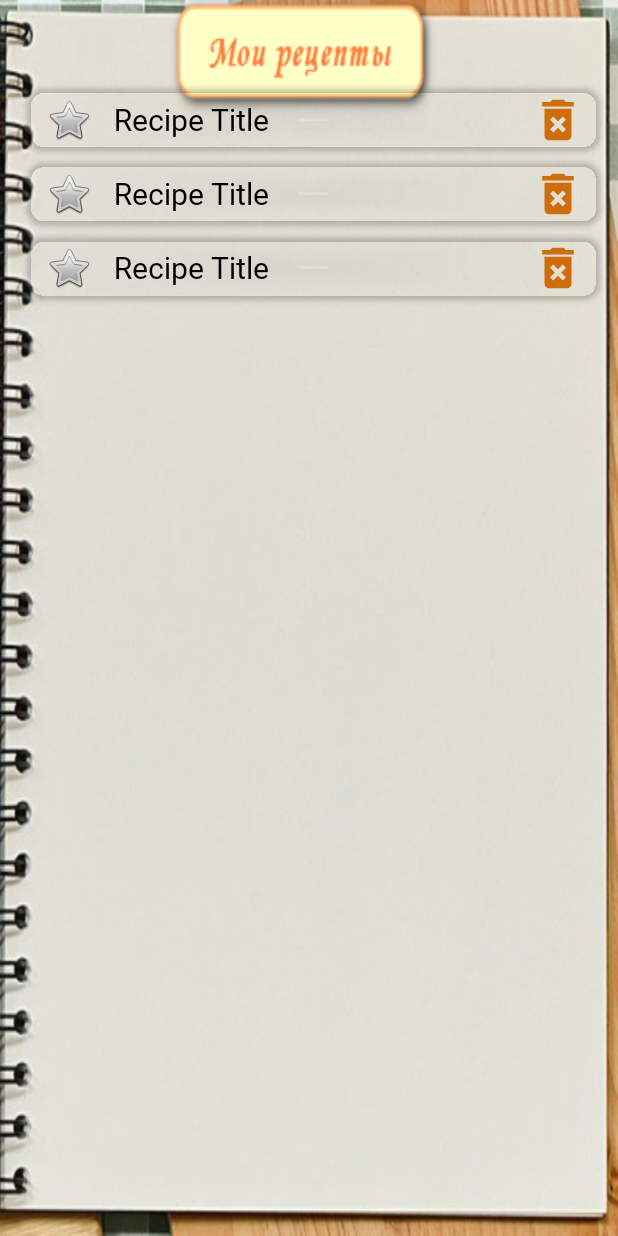
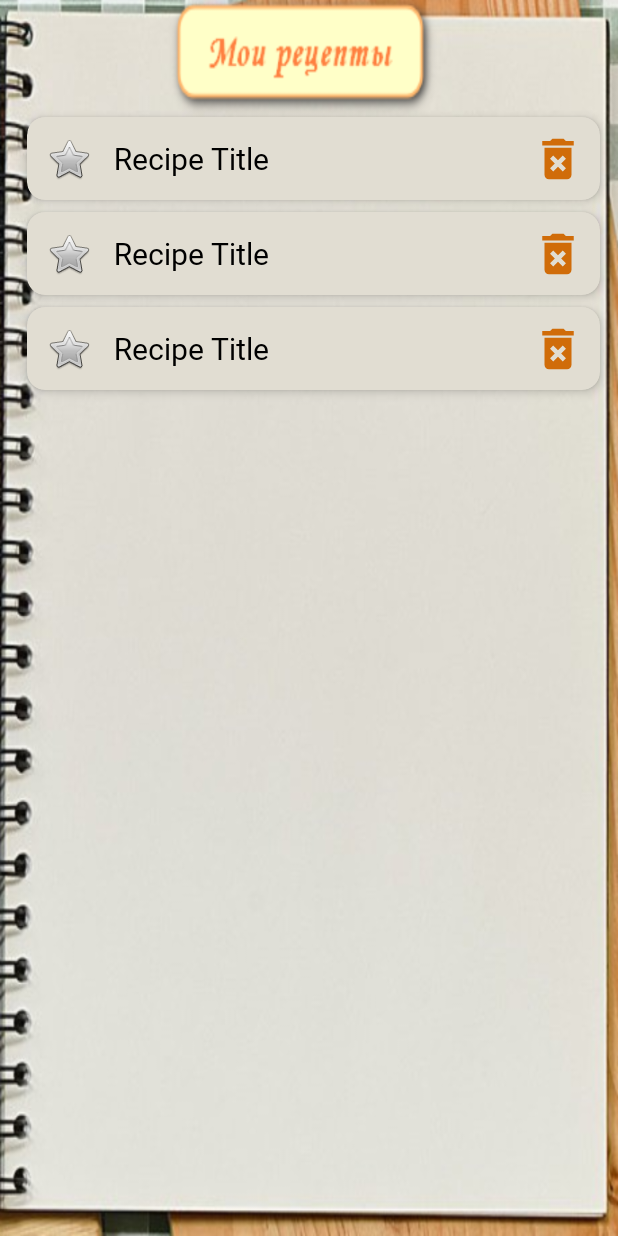
Before and after one commit to Cha1000000/DoughCalculator, an Android app: the layout fragment_recipes_list.xml on its own in the app's theme, with its tools: preview values and no code run, on a phone screen of 412 x 824 dp. Run offline under Robolectric (Android 15) with nearby library versions, the phone set to English and light mode, and no system bars.

Commit message:
edit styles for open recipe screen

```diff
--- a/DoughCalculator/src/main/res/layout/fragment_recipes_list.xml
+++ b/DoughCalculator/src/main/res/layout/fragment_recipes_list.xml
@@ -1,28 +1,24 @@
 <?xml version="1.0" encoding="utf-8"?>
 <layout xmlns:android="http://schemas.android.com/apk/res/android"
-    xmlns:app="http://schemas.android.com/apk/res-auto"
     xmlns:tools="http://schemas.android.com/tools"
     tools:context=".screens.fragments.open.OpenRecipeFragment">
 
-    <androidx.constraintlayout.widget.ConstraintLayout
+    <LinearLayout
         android:layout_width="match_parent"
         android:layout_height="match_parent"
+        android:orientation="vertical"
+        android:gravity="fill_vertical"
         android:background="@drawable/background_notepad">
 
         <androidx.recyclerview.widget.RecyclerView
             android:id="@+id/rc_view"
-            android:name="com.example.doughcalculator.screens.fragments.open.ItemFragment"
-            android:layout_width="0dp"
+            android:layout_width="match_parent"
             android:layout_height="0dp"
             android:layout_marginStart="6dp"
-            android:layout_marginTop="52dp"
+            android:layout_marginTop="70dp"
             android:layout_marginBottom="16dp"
-            app:layoutManager="LinearLayoutManager"
-            app:layout_constraintBottom_toBottomOf="parent"
-            app:layout_constraintEnd_toEndOf="parent"
-            app:layout_constraintStart_toStartOf="parent"
-            app:layout_constraintTop_toTopOf="parent"
+            android:layout_weight="1"
             tools:listitem="@layout/viewholder_recipe_item" />
 
-    </androidx.constraintlayout.widget.ConstraintLayout>
+    </LinearLayout>
 </layout>
--- a/DoughCalculator/src/main/res/layout/viewholder_recipe_item.xml
+++ b/DoughCalculator/src/main/res/layout/viewholder_recipe_item.xml
@@ -7,17 +7,18 @@
     android:layout_width="match_parent"
     android:layout_height="wrap_content"
     android:layout_marginHorizontal="12dp"
-    android:layout_marginTop="6dp"
-    app:cardBackgroundColor="@android:color/transparent"
+    android:layout_marginTop="8dp"
+    app:cardBackgroundColor="@color/recipe_background"
     app:cardCornerRadius="12dp"
-    app:cardElevation="2.3dp">
+    app:cardElevation="4dp">
 
     <LinearLayout
         android:layout_width="match_parent"
-        android:layout_height="wrap_content"
-        android:layout_marginHorizontal="4dp"
-        android:orientation="horizontal"
-        android:layout_marginVertical="2dp">
+        android:layout_height="match_parent"
+        android:backgroundTint="@android:color/transparent"
+        android:paddingVertical="8dp"
+        android:paddingHorizontal="4dp"
+        android:orientation="horizontal">
 
         <ImageButton
             android:id="@+id/bt_star"
--- a/DoughCalculator/src/main/res/values/colors.xml
+++ b/DoughCalculator/src/main/res/values/colors.xml
@@ -9,6 +9,7 @@
     <color name="black">#FF000000</color>
     <color name="white">#FFFFFFFF</color>
     <color name="light_gray">#51EDE9E9</color>
+    <color name="recipe_background">#E1DDD2</color>
 
     <!-- text -->
     <color name="text_white">#ffffff</color>
```
